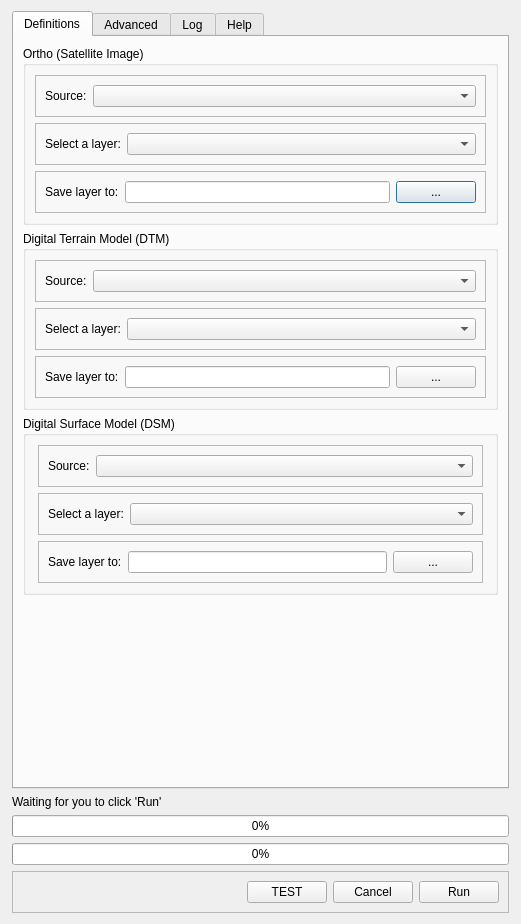
The window that citygen/citygen_dialog_base.ui (arthurRuf/3dcitybuilder) describes before a commit, drawn with Qt 5.
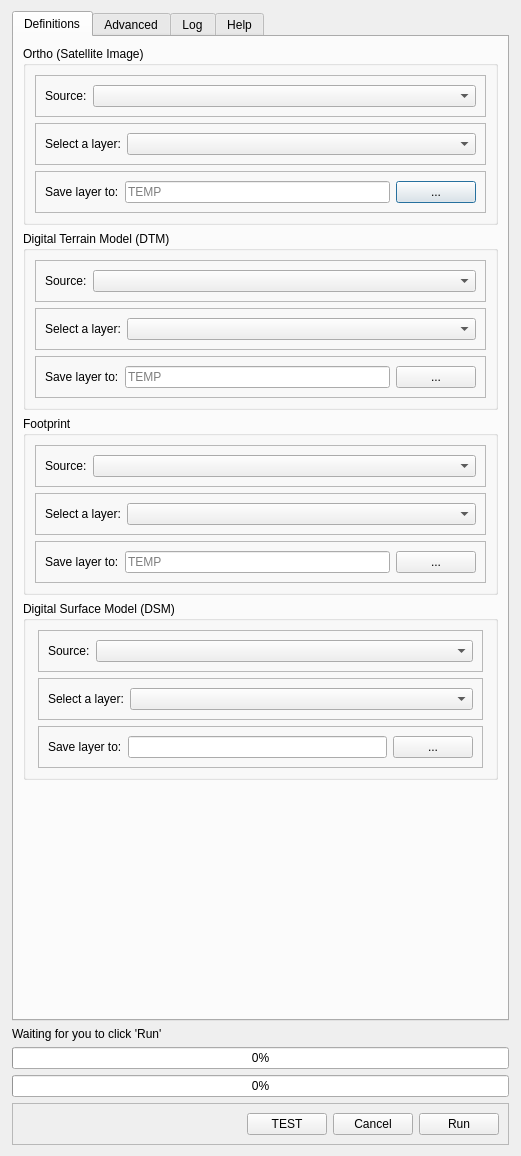
The same window after the commit.

Commit message: Fixed improvements on structure to better fit footprint layer necessities

```diff
--- a/citygen/citygen_dialog_base.ui
+++ b/citygen/citygen_dialog_base.ui
@@ -7,7 +7,7 @@
     <x>0</x>
     <y>0</y>
     <width>521</width>
-    <height>924</height>
+    <height>1156</height>
    </rect>
   </property>
   <property name="windowTitle">
@@ -103,7 +103,11 @@
               </widget>
              </item>
              <item>
-              <widget class="QLineEdit" name="edtOrthoSateTo"/>
+              <widget class="QLineEdit" name="edtOrthoSateTo">
+               <property name="placeholderText">
+                <string>TEMP</string>
+               </property>
+              </widget>
              </item>
              <item>
               <widget class="QPushButton" name="btnOrthoSateTo">
@@ -185,7 +189,11 @@
               </widget>
              </item>
              <item>
-              <widget class="QLineEdit" name="edtDTMSateTo"/>
+              <widget class="QLineEdit" name="edtDTMSateTo">
+               <property name="placeholderText">
+                <string>TEMP</string>
+               </property>
+              </widget>
              </item>
              <item>
               <widget class="QPushButton" name="btnDTMSateTo">
@@ -200,6 +208,92 @@
          </layout>
         </widget>
        </item>
+       <item>
+        <widget class="QGroupBox" name="groupBox_6">
+         <property name="title">
+          <string>Footprint</string>
+         </property>
+         <layout class="QVBoxLayout" name="verticalLayout_11">
+          <item>
+           <widget class="QFrame" name="frame_9">
+            <property name="frameShape">
+             <enum>QFrame::StyledPanel</enum>
+            </property>
+            <property name="frameShadow">
+             <enum>QFrame::Raised</enum>
+            </property>
+            <layout class="QHBoxLayout" name="horizontalLayout_15" stretch="0,1">
+             <item>
+              <widget class="QLabel" name="label_14">
+               <property name="text">
+                <string>Source:</string>
+               </property>
+              </widget>
+             </item>
+             <item>
+              <widget class="QComboBox" name="cbxFootprintSource"/>
+             </item>
+            </layout>
+           </widget>
+          </item>
+          <item>
+           <widget class="QFrame" name="frmFootprintLayer">
+            <property name="frameShape">
+             <enum>QFrame::StyledPanel</enum>
+            </property>
+            <property name="frameShadow">
+             <enum>QFrame::Raised</enum>
+            </property>
+            <layout class="QHBoxLayout" name="horizontalLayout_17" stretch="0,1">
+             <item>
+              <widget class="QLabel" name="label_13">
+               <property name="text">
+                <string>Select a layer:</string>
+               </property>
+              </widget>
+             </item>
+             <item>
+              <widget class="QComboBox" name="cbxFootprintLayer"/>
+             </item>
+            </layout>
+           </widget>
+          </item>
+          <item>
+           <widget class="QFrame" name="frmFootprintSateTo">
+            <property name="frameShape">
+             <enum>QFrame::StyledPanel</enum>
+            </property>
+            <property name="frameShadow">
+             <enum>QFrame::Raised</enum>
+            </property>
+            <layout class="QHBoxLayout" name="horizontalLayout_18" stretch="0,1,0">
+             <item>
+              <widget class="QLabel" name="label_15">
+               <property name="text">
+                <string>Save layer to:</string>
+               </property>
+              </widget>
+             </item>
+             <item>
+              <widget class="QLineEdit" name="edtFootprintSateTo">
+               <property name="placeholderText">
+                <string>TEMP</string>
+               </property>
+              </widget>
+             </item>
+             <item>
+              <widget class="QPushButton" name="btnFootprintSateTo">
+               <property name="text">
+                <string>...</string>
+               </property>
+              </widget>
+             </item>
+            </layout>
+           </widget>
+          </item>
+         </layout>
+        </widget>
+       </item>
        <item>
         <widget class="QGroupBox" name="groupBox">
          <property name="title">
```
Left out of the diff: 69 changed lines with no effect on the pictures. The commit also changes 18 other files.
